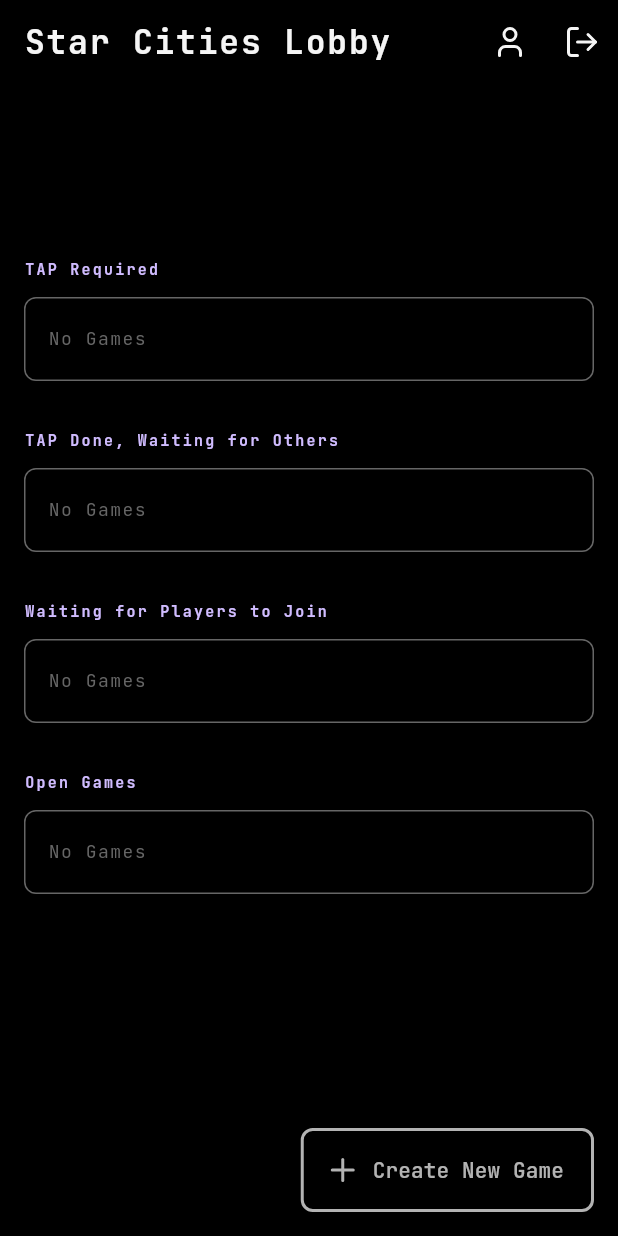
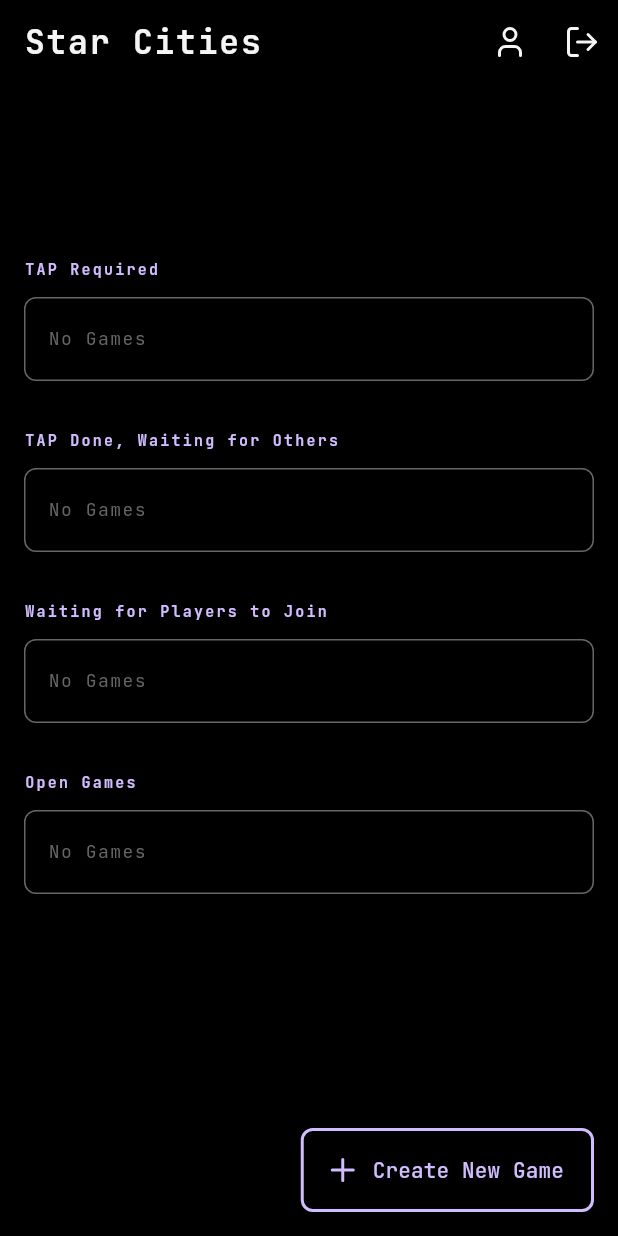
Before and after one commit to mendelbrot/star-cities, a Flutter app: the Lobby screen opened by its route, on a phone screen of 412 x 824 dp. Run offline on Flutter 3.47's test engine with Material 3 defaults, Android fonts, the phone set to English and light mode, and no system bars; our stand-ins replace flutter_riverpod, flutter_svg, go_router, google_fonts, lucide_icons, supabase_flutter; accounts and stored records are empty; project files that could hold a hidden picture were left out.

Commit message:
a bit of frontend styling adjustments

```diff
--- a/client-flutter/lib/core/theme/app_theme.dart
+++ b/client-flutter/lib/core/theme/app_theme.dart
@@ -8,7 +8,7 @@ class AppTheme {
     return ThemeData(
       brightness: Brightness.dark,
       scaffoldBackgroundColor: Colors.black,
-      primaryColor: Colors.white70,
+      primaryColor: const Color(0xFFF5F5F5),
       disabledColor: const Color(0xFF666666),
       fontFamily: GoogleFonts.jetBrainsMono().fontFamily,
 
--- a/client-flutter/lib/features/game/screens/game_play.dart
+++ b/client-flutter/lib/features/game/screens/game_play.dart
@@ -89,7 +89,7 @@ class GamePlay extends ConsumerWidget {
                   ),
                 ),
 
-                // Tab 2: Replay
+                // Tab 2: Events
                 Center(
                   child: ConstrainedBox(
                     constraints: const BoxConstraints(maxWidth: 1000),
--- a/client-flutter/lib/features/game/screens/game_screen.dart
+++ b/client-flutter/lib/features/game/screens/game_screen.dart
@@ -44,7 +44,7 @@ class _GameScreenState extends ConsumerState<GameScreen> {
             child: Center(
               child: isWaiting
                   ? ConstrainedBox(
-                      constraints: const BoxConstraints(maxWidth: 1000),
+                      constraints: const BoxConstraints(maxWidth: 800),
                       child: GameRoom(game: game),
                     )
                   : GamePlay(game: game),
@@ -91,7 +91,7 @@ class _GameScreenState extends ConsumerState<GameScreen> {
         unselectedLabelColor: theme.disabledColor,
         tabs: const [
           Tab(text: 'Info'),
-          Tab(text: 'Replay'),
+          Tab(text: 'Events'),
           Tab(text: 'Planning'),
         ],
       ),
--- a/client-flutter/lib/features/lobby/screens/lobby.dart
+++ b/client-flutter/lib/features/lobby/screens/lobby.dart
@@ -22,7 +22,7 @@ class _LobbyState extends ConsumerState<Lobby> {
   Widget build(BuildContext context) {
     return Scaffold(
       appBar: AppBar(
-        title: const Text('Star Cities Lobby', style: TextStyle(letterSpacing: 1.2, fontWeight: FontWeight.bold)),
+        title: const Text('Star Cities', style: TextStyle(letterSpacing: 1.2, fontWeight: FontWeight.bold)),
         actions: [
           IconButton(
             icon: const Icon(LucideIcons.user),
@@ -39,7 +39,7 @@ class _LobbyState extends ConsumerState<Lobby> {
       body: SafeArea(
         child: Center(
           child: ConstrainedBox(
-            constraints: const BoxConstraints(maxWidth: 1000),
+            constraints: const BoxConstraints(maxWidth: 800),
             child: RefreshIndicator(
               onRefresh: () async {
                 ref.invalidate(userGameStatusProvider);
@@ -79,11 +79,11 @@ class _LobbyState extends ConsumerState<Lobby> {
         ),
       ),
       floatingActionButton: FloatingActionButton.extended(
-        backgroundColor: Theme.of(context).scaffoldBackgroundColor,
-        foregroundColor: Theme.of(context).primaryColor,
+        backgroundColor: Theme.of(context).colorScheme.onSecondary,
+        foregroundColor: Theme.of(context).colorScheme.secondary,
         shape: RoundedRectangleBorder(
           borderRadius: BorderRadius.circular(8),
-          side: BorderSide(color: Theme.of(context).primaryColor, width: 2),
+          side: BorderSide(color: Theme.of(context).colorScheme.secondary, width: 2),
         ),
         onPressed: () => context.push('/game-setup'),
         label: const Text('Create New Game'),
```
Also changed, not shown: client-flutter/lib/features/auth/screens/sign_in.dart (+2 -12 lines), 1 other file.
